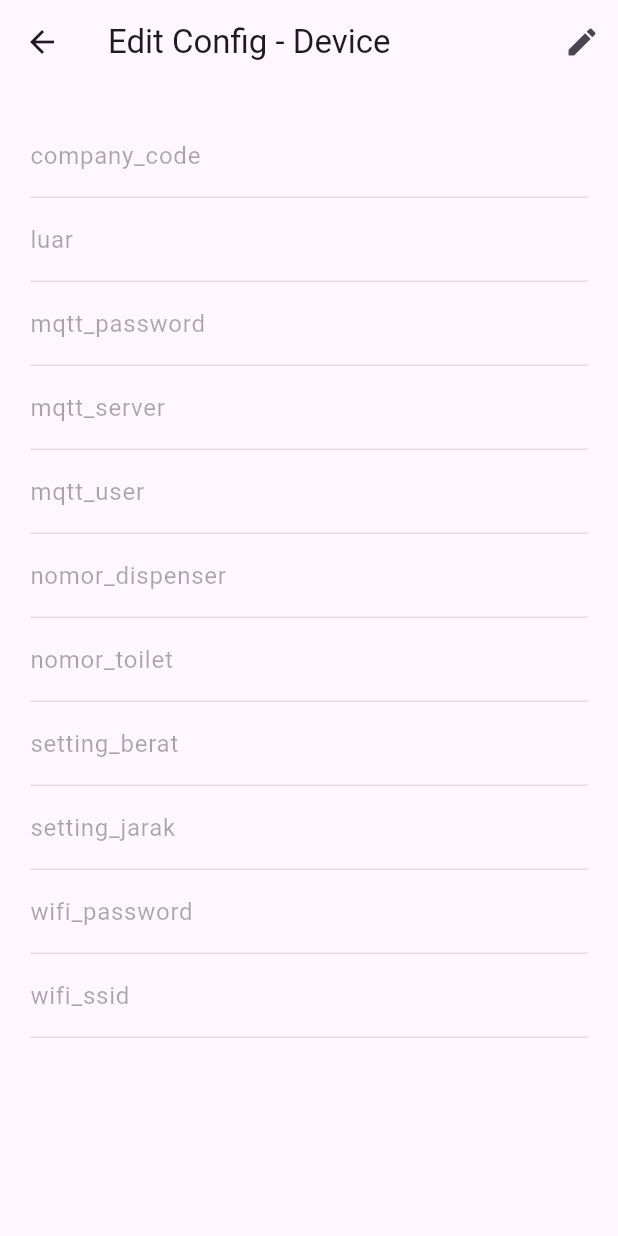
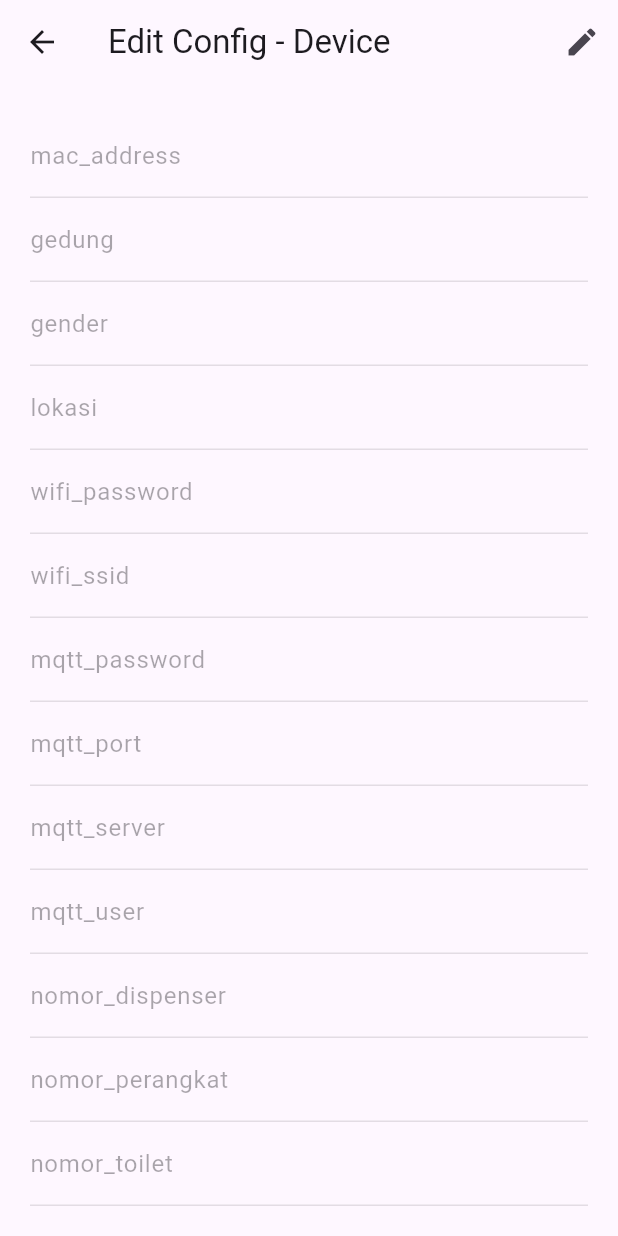
Before and after one commit to johanmaxwell/janitor_app, a Flutter app: the SensorFormPage screen opened directly with empty values, on a phone screen of 412 x 824 dp. Run offline on Flutter 3.47's test engine with Material 3 defaults, Android fonts, the phone set to English and light mode, and no system bars; our stand-ins replace cloud_firestore, firebase_auth, firebase_core, firebase_messaging, fl_chart, flutter_local_notifications and 2 more; accounts and stored records are empty; network calls fail; statements that could not run were skipped.

Commit message:
config updated

```diff
--- a/lib/pages/config_page/config_page.dart
+++ b/lib/pages/config_page/config_page.dart
@@ -46,7 +46,7 @@ class _ConfigPageState extends State<ConfigPage> {
         await FirebaseFirestore.instance
             .collection('config')
             .doc(widget.company)
-            .collection(gender)
+            .collection('data')
             .get();
 
     return snapshot.docs.map((doc) => doc.id).toList();
--- a/lib/pages/config_page/sensor_form_page.dart
+++ b/lib/pages/config_page/sensor_form_page.dart
@@ -1,6 +1,7 @@
 import 'package:cloud_firestore/cloud_firestore.dart';
 import 'package:flutter/material.dart';
 import 'package:font_awesome_flutter/font_awesome_flutter.dart';
+import 'package:janitor_app/utils/string_util.dart';
 
 class SensorFormPage extends StatefulWidget {
   final String company;
@@ -23,22 +24,27 @@ class SensorFormPage extends StatefulWidget {
 class _SensorFormPageState extends State<SensorFormPage> {
   final Map<String, TextEditingController> controllers = {};
   bool isEditing = false;
+  bool luarValue = false; // For the checkbox
 
   @override
   void initState() {
     super.initState();
     final fields = [
-      "company_code",
-      "luar",
+      "mac_address",
+      "gedung",
+      "gender",
+      "lokasi",
+      "wifi_password",
+      "wifi_ssid",
       "mqtt_password",
+      "mqtt_port",
       "mqtt_server",
       "mqtt_user",
       "nomor_dispenser",
+      "nomor_perangkat",
       "nomor_toilet",
       "setting_berat",
       "setting_jarak",
-      "wifi_password",
-      "wifi_ssid",
     ];
 
     for (final field in fields) {
@@ -53,26 +59,110 @@ class _SensorFormPageState extends State<SensorFormPage> {
         await FirebaseFirestore.instance
             .collection('config')
             .doc(widget.company)
-            .collection(widget.gender)
+            .collection('data')
             .doc(widget.device)
             .get();
 
     final data = snapshot.data() as Map<String, dynamic>;
     for (final entry in data.entries) {
+      if (entry.key == "luar") {
+        luarValue = entry.value.toString().toLowerCase() == "true";
+      } else {
         controllers[entry.key]?.text = entry.value.toString();
       }
     }
+  }
 
-  // Method to save data to Firebase
+  Future<String> validateData(Map<String, dynamic> updatedData) async {
+    String validation = '';
+
+    final querySnapshot =
+        await FirebaseFirestore.instance
+            .collection('config')
+            .where("gedung", isEqualTo: updatedData["gedung"])
+            .where("lokasi", isEqualTo: updatedData["lokasi"])
+            .where("gender", isEqualTo: updatedData["gender"])
+            .where("nomor_perangkat", isEqualTo: updatedData["nomor_perangkat"])
+            .where(FieldPath.documentId, isNotEqualTo: widget.device)
+            .get();
+
+    if (querySnapshot.docs.isNotEmpty &&
+        querySnapshot.docs.first.id != widget.device) {
+      validation += '!';
+    }
+
+    if (updatedData["nomor_dispenser"].isNotEmpty) {
+      final dispenserSnapshot =
+          await FirebaseFirestore.instance
+              .collection('config')
+              .where("gedung", isEqualTo: updatedData["gedung"])
+              .where("lokasi", isEqualTo: updatedData["lokasi"])
+              .where("gender", isEqualTo: updatedData["gender"])
+              .where(
+                "nomor_dispenser",
+                isEqualTo: updatedData["nomor_dispenser"],
+              )
+              .where(FieldPath.documentId, isNotEqualTo: widget.device)
+              .get();
+
+      if (dispenserSnapshot.docs.isNotEmpty &&
+          dispenserSnapshot.docs.first.id != widget.device) {
+        validation += '*';
+      }
+    }
+
+    return validation;
+  }
+
   Future<void> saveDataToFirebase() async {
+    String message = '';
+
     try {
       final Map<String, dynamic> updatedData = {};
       for (final entry in controllers.entries) {
         final field = entry.key;
         final controller = entry.value;
+
+        if (field == "gedung" || field == "lokasi") {
+          updatedData[field] = StringUtil.toSnakeCase(controller.text);
+        } else {
           updatedData[field] = controller.text;
         }
+      }
 
+      updatedData["luar"] = luarValue.toString();
+
+      final validation = await validateData(updatedData);
+      if (validation.contains(RegExp(r'[!*]'))) {
+        if (validation == '!') {
+          message = 'Coba gunakan nomor perangkat yang lain';
+        } else if (validation == '*') {
+          message = 'Coba gunakan nomor dispenser yang lain';
+        } else {
+          message =
+              'Coba gunakan nomor perangkat dan nomor dispenser yang lain';
+        }
+
+        showDialog(
+          context: context,
+          builder:
+              (context) => AlertDialog(
+                title: const Text("Konfigurasi Telah Digunakan!"),
+                content: Text(message),
+                actions: [
+                  TextButton(
+                    onPressed: () {
+                      Navigator.pop(context);
+                    },
+                    child: const Text("OK"),
+                  ),
+                ],
+              ),
+        );
+        return;
+      }
+
+      // Save data to Firebase
       await FirebaseFirestore.instance
           .collection('config')
           .doc(widget.company)
@@ -87,7 +177,7 @@ class _SensorFormPageState extends State<SensorFormPage> {
               title: Row(
                 children: [
                   Icon(FontAwesomeIcons.check, color: Colors.yellow),
-                  Text("Success"),
+                  const Text("Success"),
                 ],
               ),
               content: const Text("Data Berhasil Diperbarui!"),
@@ -155,20 +245,43 @@ class _SensorFormPageState extends State<SensorFormPage> {
       body: Padding(
         padding: const EdgeInsets.all(20),
         child: ListView(
-          children:
-              controllers.entries.map((entry) {
+          children: [
+            ...controllers.entries.map((entry) {
               final field = entry.key;
               final controller = entry.value;
+
+              if (field == "mac_address") {
+                return TextField(
+                  controller: controller,
+                  decoration: InputDecoration(labelText: field),
+                  style: TextStyle(color: Colors.black),
+                  enabled: false,
+                );
+              }
+
               return TextField(
                 controller: controller,
                 decoration: InputDecoration(
                   labelText: field,
-                    enabled: isEditing,
+                  enabled: isEditing && field != "mac_address",
                 ),
-                  enabled: isEditing,
+                enabled: isEditing && field != "mac_address",
                 style: const TextStyle(color: Colors.black),
               );
-              }).toList(),
+            }),
+            CheckboxListTile(
+              title: const Text("Luar"),
+              value: luarValue,
+              onChanged:
+                  isEditing
+                      ? (value) {
+                        setState(() {
+                          luarValue = value!;
+                        });
+                      }
+                      : null,
+            ),
+          ],
         ),
       ),
     );
```
Also changed, not shown: lib/utils/string_util.dart (+8 -0 lines). Lines whose indentation alone changed are shown as unchanged.
